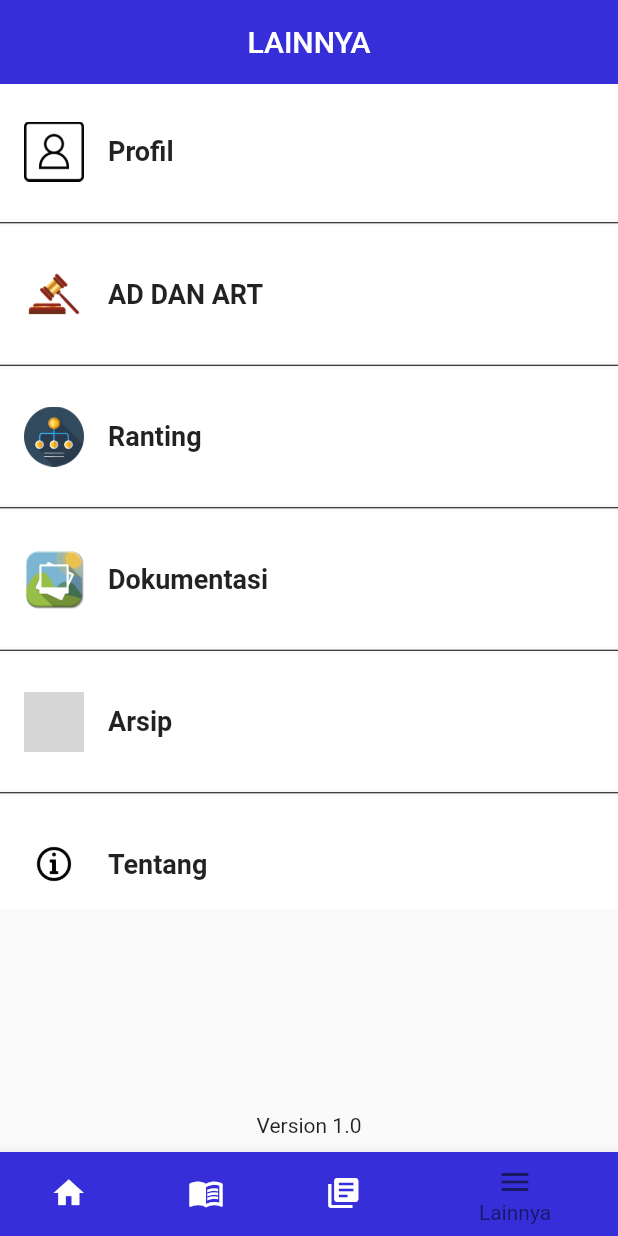
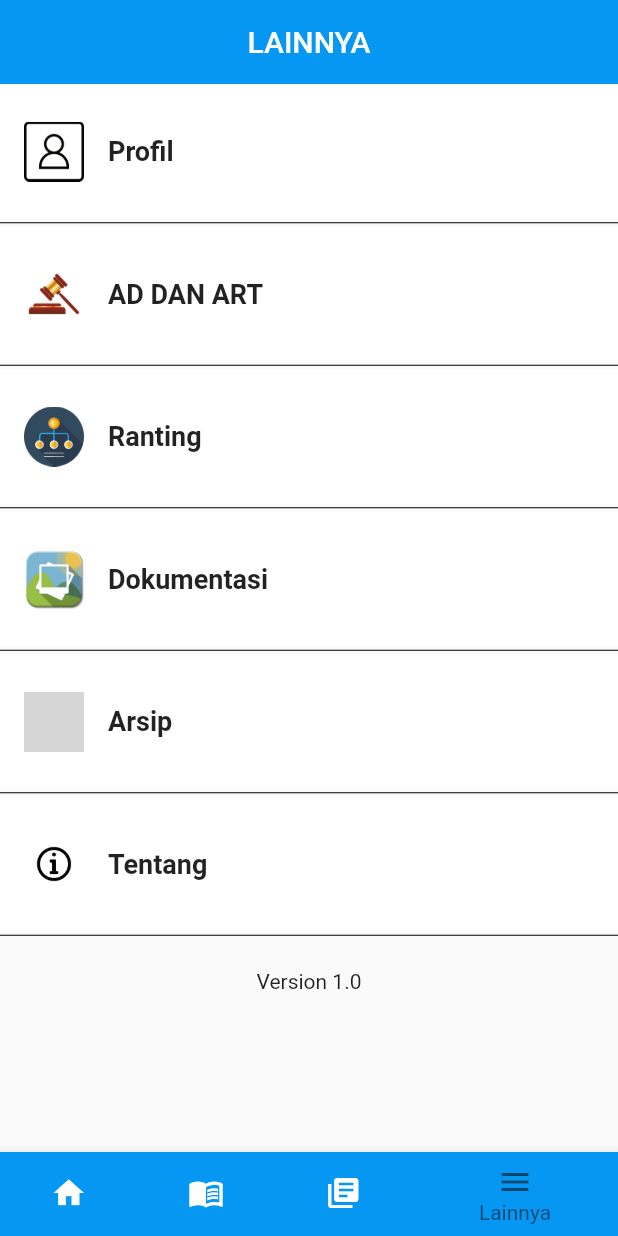
Before and after one commit to reonm4tcha/kps_nusantara_app, a Flutter app: the screen it shows after launch, item 4 of the bottom bar chosen, on a phone screen of 412 x 824 dp. Run offline on Flutter 3.47's test engine with Material 2 defaults, Android fonts, the phone set to English and light mode, and no system bars; our stand-ins replace carousel_slider, chewie, video_player; missing offline and left inert: syncfusion_flutter_pdfviewer; grey boxes are pictures that could not be loaded.

Commit message:
perubahan nama apk dan warna pada sebgaian appbar

```diff
--- a/lib/main.dart
+++ b/lib/main.dart
@@ -61,28 +61,27 @@ class _HomeState extends State<Home> {
           BottomNavigationBarItem(
               label: 'Beranda',
               icon: Icon(Icons.home),
-              backgroundColor: Color(0xff362FD9)),
+              backgroundColor: Color(0xff0597F2)),
           BottomNavigationBarItem(
               label: 'Materi',
               icon: Icon(Icons.menu_book),
-              backgroundColor: Color(0xff362FD9)),
+              backgroundColor: Color(0xff0597F2)),
           BottomNavigationBarItem(
               label: 'Panduan',
               icon: Icon(Icons.library_books),
-              backgroundColor: Color(0xff362FD9)),
+              backgroundColor: Color(0xff0597F2)),
           BottomNavigationBarItem(
               label: 'Lainnya',
               icon: Icon(
                 Icons.menu,
               ),
-              backgroundColor: Color(0xff362FD9)),
+              backgroundColor: Color(0xff0597F2)),
         ],
         currentIndex: selectPage,
         type: BottomNavigationBarType.shifting,
         fixedColor: Colors.black54,
         onTap: onTapNavBar,
       ),
-      backgroundColor: const Color(0xff5B8FB9),
     );
   }
 }
--- a/lib/screen/Beranda.dart
+++ b/lib/screen/Beranda.dart
@@ -19,7 +19,7 @@ class _BerandaState extends State<Beranda> {
       appBar: PreferredSize(
         preferredSize: Size.fromHeight(100),
         child: AppBar(
-            backgroundColor: Color(0xff362FD9),
+            backgroundColor: Color(0xff0597F2),
             flexibleSpace: Padding(
               padding: EdgeInsets.only(top: 30, left: 40, right: 40,),
               child: Center(
--- a/lib/screen/Lainnya.dart
+++ b/lib/screen/Lainnya.dart
@@ -17,16 +17,16 @@ class _LainnyaState extends State<Lainnya> {
       appBar: AppBar(
         title: Text('LAINNYA'),
         centerTitle: true,
-        backgroundColor: Color(0xff362FD9),
+        backgroundColor: Color(0xff0597F2),
       ),
       body:
-      Column(
+      ListView(
         children: [
           Container(
             width: double.infinity,
-            height: 550,
-            child:
-            ListView.builder(
+            child: ListView.builder(
+              physics: NeverScrollableScrollPhysics(),
+              shrinkWrap: true,
               itemCount: Lainnya_data.length,
               itemBuilder: (context, index){
                 final data = Lainnya_data[index];
@@ -63,24 +63,20 @@ class _LainnyaState extends State<Lainnya> {
                     ],
                   ),
                   onTap: (){
-                    final route =
-                    MaterialPageRoute(builder: (context){
+                    final route = MaterialPageRoute(builder: (context){
                       return isi1(lainnya_req: data);
                     });
                     Navigator.push(context, route);
                     },
-                );},
+                );
+                },
             ),
           ),
-          Expanded(
-            child: Container(
-              alignment: Alignment.bottomCenter,
-              child: Padding(
-                padding: const EdgeInsets.only(bottom: 10),
-                child: Text(version),
+          Container(
+            width: double.infinity,
+            margin: EdgeInsets.only(top: 20),
+            child: Center(child: Text(version)),
           ),
-            ),
-          )
         ],
       ),
     );
--- a/lib/screen/Panduan.dart
+++ b/lib/screen/Panduan.dart
@@ -18,6 +18,7 @@ class _PanduanState extends State<Panduan> {
     return Scaffold(
       appBar: AppBar(
         title: const Text('PANDUAN'),
+        backgroundColor: Color(0xff0597F2),
       ),
       body: Container(
         height: MediaQuery.of(context).size.height,
@@ -30,7 +31,7 @@ class _PanduanState extends State<Panduan> {
               0.7,
             ],
                 colors: [
-              Color(0xff362FD9),
+              Color(0xff0597F2),
               Colors.white,
             ])),
         child: SingleChildScrollView(
--- a/lib/screen/materi_screen.dart
+++ b/lib/screen/materi_screen.dart
@@ -14,14 +14,14 @@ class MateriScreen extends StatelessWidget {
     final List golongan = golonganList;
     return Scaffold(
       appBar: AppBar(
-        backgroundColor: const Color(0xff362FD9),
+        backgroundColor: const Color(0xff0597F2),
         title: const Text('TINGKATAN SABUK'),
         centerTitle: true,
       ),
       body: Container(
         height: MediaQuery.of(context).size.height,
         decoration: const BoxDecoration(
-          color: Color(0xff362FD9),
+          color: Color(0xff0597F2),
         ),
         child: Container(
           decoration: const BoxDecoration(
```
Also changed, not shown: 1 other file. Lines whose indentation alone changed are shown as unchanged.
